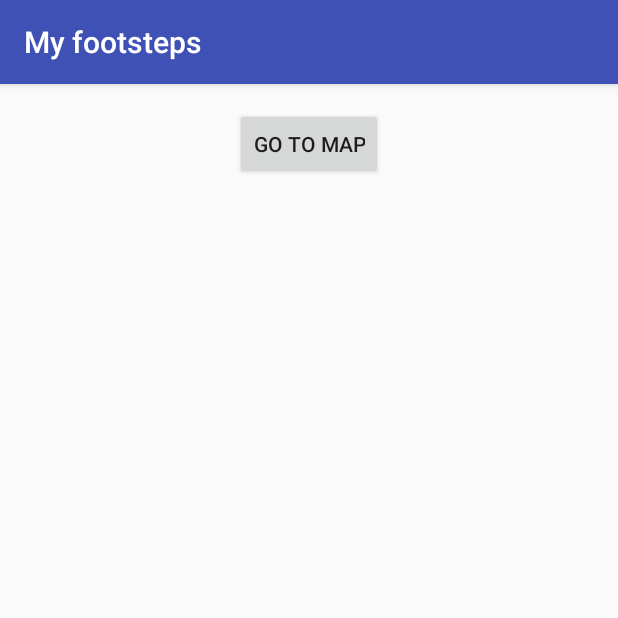
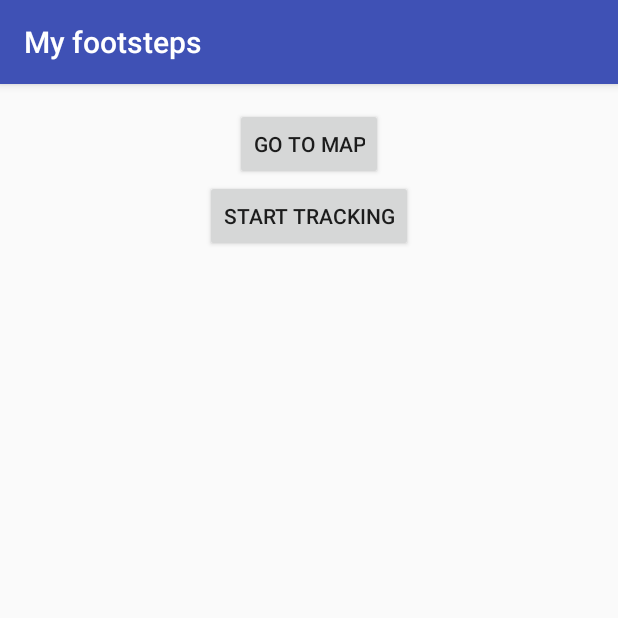
Before and after one commit to Ejdamm/my-footprints, an Android app: the screen it shows after launch (MainActivity), on a phone screen of 412 x 824 dp, the top half of it. Run offline under Robolectric (Android 15) with nearby library versions, the phone set to English and light mode, and no system bars.

Commit message:
tracking is now started from the main activity

```diff
--- a/Myfootsteps/app/src/main/java/se/olz/myfootsteps/MainActivity.java
+++ b/Myfootsteps/app/src/main/java/se/olz/myfootsteps/MainActivity.java
@@ -1,12 +1,25 @@
 package se.olz.myfootsteps;
 
 import android.content.Intent;
+import android.content.pm.PackageManager;
+import android.location.Location;
+import android.support.annotation.NonNull;
 import android.support.v7.app.AppCompatActivity;
 import android.os.Bundle;
 import android.view.View;
 import android.widget.TextView;
 
-public class MainActivity extends AppCompatActivity {
+import com.google.android.gms.maps.model.LatLng;
+
+public class MainActivity extends AppCompatActivity implements
+        LocationProvider.LocationCallback {
+
+    private LocationProvider mLocationProvider;
+    private static final int MY_PERMISSIONS_REQUEST_ACCESS_FINE_LOCATION = 1;
+    private static final int RESET_ERROR = 0;
+    private static final int MISSING_GPS_ERROR = 1;
+    private boolean mPermissionDenied = false;
+    private boolean trackingStarted = false;
 
     @Override
     protected void onCreate(Bundle savedInstanceState) {
@@ -15,10 +28,44 @@ public class MainActivity extends AppCompatActivity {
 
         Intent intent = getIntent();
         if (intent != null) {
-            String message = intent.getStringExtra(MapsActivity.MISSING_GPS_MESSAGE);
-            TextView textView = new TextView(this);
-            textView = (TextView) findViewById(R.id.Display_Error);
-            textView.setText(message);
+            //displayError(MISSING_GPS_ERROR);
+        }
+
+        mLocationProvider = new LocationProvider(this, this, this);
+    }
+
+    @Override
+    protected void onResume() {
+        super.onResume();
+        if (trackingStarted) {
+            //mLocationProvider.connect();
+        }
+    }
+
+    @Override
+    protected void onPause() {
+        super.onPause();
+        mLocationProvider.disconnect();
+    }
+
+    @Override
+    public void onRequestPermissionsResult(int requestCode,
+                                           @NonNull String permissions[], @NonNull int[] grantResults) {
+        switch (requestCode) {
+            case MY_PERMISSIONS_REQUEST_ACCESS_FINE_LOCATION: {
+                // If request is cancelled, the result arrays are empty.
+                if (grantResults.length > 0
+                        && grantResults[0] == PackageManager.PERMISSION_GRANTED) {
+                    mPermissionDenied = false;
+                    displayError(RESET_ERROR);
+                    mLocationProvider.connect();
+                }
+                else {
+                    mPermissionDenied = true;
+                    displayError(MISSING_GPS_ERROR);
+                }
+            }
+            // other 'case' lines to check for other permissions this app might request
         }
     }
 
@@ -27,4 +74,37 @@ public class MainActivity extends AppCompatActivity {
         Intent intent = new Intent(this, MapsActivity.class);
         startActivity(intent);
     }
+
+    public void startTracking(View view)
+    {
+        mLocationProvider.connect();
+        trackingStarted = true;
+    }
+
+    public void handleNewLocation(Location location) {
+        double currentLatitude = location.getLatitude();
+        double currentLongitude = location.getLongitude();
+        LatLng myPosition = new LatLng(currentLatitude, currentLongitude);
+
+        TextView textView = new TextView(this);
+        textView = (TextView)findViewById(R.id.Coordinates);
+        textView.setText(myPosition.toString());
+    }
+
+    public void displayError(int errorCode) {
+        TextView textView = new TextView(this);
+        textView = (TextView) findViewById(R.id.Display_Error);
+        switch (errorCode) {
+            case MISSING_GPS_ERROR: {
+                String error = getResources().getString(R.string.missing_gps_error);
+                textView.setText(error);
+                break;
+            }
+            default: {
+                String error = getResources().getString(R.string.empty);
+                textView.setText(error);
+            }
+        }
+
+    }
 }
--- a/Myfootsteps/app/src/main/res/layout/activity_main.xml
+++ b/Myfootsteps/app/src/main/res/layout/activity_main.xml
@@ -21,10 +21,25 @@
         <Button
             android:layout_width="wrap_content"
             android:layout_height="wrap_content"
-            android:text="@string/button_map"
-            android:id="@+id/button"
+            android:text="@string/map_button"
+            android:id="@+id/map_button"
             android:layout_gravity="center_horizontal"
             android:onClick="startMapActivity" />
+
+        <Button
+            android:layout_width="wrap_content"
+            android:layout_height="wrap_content"
+            android:text="@string/tracking_button"
+            android:id="@+id/tracking_button"
+            android:layout_gravity="center_horizontal"
+            android:onClick="startTracking"/>
+
+        <TextView
+            android:layout_width="wrap_content"
+            android:layout_height="wrap_content"
+            android:text=""
+            android:id="@+id/Coordinates"
+            android:layout_gravity="center_horizontal" />
 
         <TextView
             android:layout_width="wrap_content"
--- a/Myfootsteps/app/src/main/res/values/strings.xml
+++ b/Myfootsteps/app/src/main/res/values/strings.xml
@@ -1,5 +1,8 @@
 <resources>
     <string name="app_name">My footsteps</string>
     <string name="title_activity_main">My footsteps</string>
-    <string name="button_map">Go to map</string>
+    <string name="empty">""</string>
+    <string name="map_button">Go to map</string>
+    <string name="tracking_button">Start tracking</string>
+    <string name="missing_gps_error">My footsteps needs to access your location in order to function.</string>
 </resources>
```
Also changed, not shown: Myfootsteps/app/src/main/java/se/olz/myfootsteps/MapsActivity.java (+2 -33 lines), Myfootsteps/app/src/main/res/layout/activity_maps.xml (+0 -7 lines).
